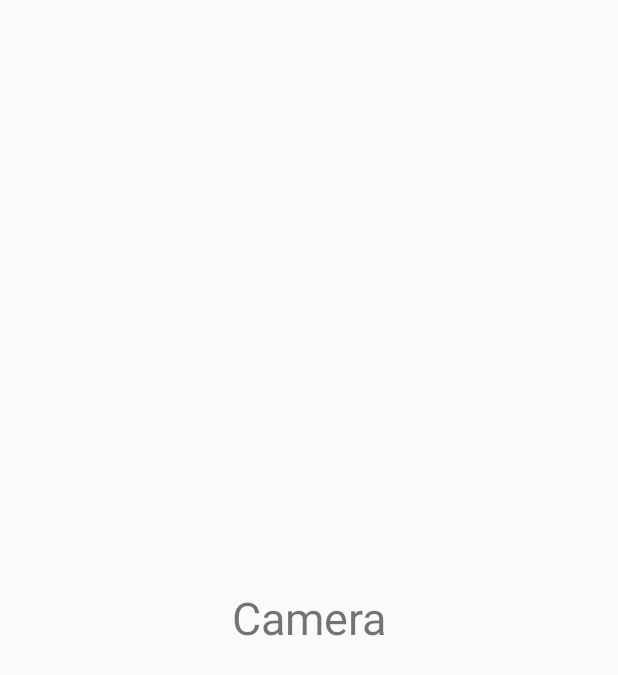
After one commit to gnryu/Cockmate, an Android app: the CameraActivity screen opened directly, with no data from a screen before it, on a phone screen of 412 x 824 dp. The commit adds this screen. Shown: the top 675 px of the screen. Run offline under Robolectric (Android 15) with nearby library versions, the phone set to English and light mode, and no system bars.

Commit message:
add CameraActivity - gnryu

```diff
--- a/app/src/main/AndroidManifest.xml
+++ b/app/src/main/AndroidManifest.xml
@@ -4,14 +4,14 @@
     package="com.example.cockmate">
 
     <uses-permission android:name="android.permission.INTERNET" />
-    <uses-permission android:name="android.permission.WRITE_EXTERNAL_STORAGE"/>
-    <uses-permission android:name="android.permission.CAMERA"/>
-    <uses-permission android:name="android.permission.READ_EXTERNAL_STORAGE"/>
-    <uses-permission android:name="android.hardware.camera" android:required="true"/>
-
+    <uses-permission android:name="android.permission.WRITE_EXTERNAL_STORAGE" />
+    <uses-permission android:name="android.permission.CAMERA" />
+    <uses-permission android:name="android.permission.READ_EXTERNAL_STORAGE" />
+    <uses-permission
+        android:name="android.hardware.camera"
+        android:required="true" />
 
     <application
-        android:usesCleartextTraffic="true"
         android:allowBackup="true"
         android:dataExtractionRules="@xml/data_extraction_rules"
         android:fullBackupContent="@xml/backup_rules"
@@ -20,7 +20,11 @@
         android:roundIcon="@mipmap/ic_launcher_round"
         android:supportsRtl="true"
         android:theme="@style/Theme.AppCompat.Light.NoActionBar"
+        android:usesCleartextTraffic="true"
         tools:targetApi="31">
+        <activity
+            android:name=".util.CameraActivity"
+            android:exported="false" />
         <activity
             android:name=".util.JoinActivity"
             android:exported="false" />
--- /dev/null
+++ b/app/src/main/java/com/example/cockmate/util/CameraActivity.java
@@ -0,0 +1,16 @@
+package com.example.cockmate.util;
+
+import androidx.appcompat.app.AppCompatActivity;
+
+import android.os.Bundle;
+
+import com.example.cockmate.R;
+
+public class CameraActivity extends AppCompatActivity {
+
+    @Override
+    protected void onCreate(Bundle savedInstanceState) {
+        super.onCreate(savedInstanceState);
+        setContentView(R.layout.activity_camera);
+    }
+}
--- a/app/src/main/java/com/example/cockmate/util/MainMenuHomeFragment.java
+++ b/app/src/main/java/com/example/cockmate/util/MainMenuHomeFragment.java
@@ -20,6 +20,16 @@ public class MainMenuHomeFragment extends Fragment {
     public View onCreateView(LayoutInflater inflater, ViewGroup container,
                              Bundle savedInstanceState) {
         View v = inflater.inflate(R.layout.fragment_main_menu_home, container, false);
+
+        findAlcohBtn = v.findViewById(R.id.find_alcoh_button);
+        findAlcohBtn.setOnClickListener(new View.OnClickListener() {
+            @Override
+            public void onClick(View view) {
+                Intent intent = new Intent(getActivity(), CameraActivity.class);
+                startActivity(intent);
+            }
+        });
+
         return v;
     }
 }
--- a/app/src/main/java/com/example/cockmate/util/MainMenuInfoFragment.java
+++ b/app/src/main/java/com/example/cockmate/util/MainMenuInfoFragment.java
@@ -39,7 +39,6 @@ public class MainMenuInfoFragment extends Fragment {
             @Override
             public void onClick(View view) {
                 Intent intent = new Intent(getActivity(), JoinActivity.class);
-//                Intent intent = new Intent(MainActivity.this, JoinActivity.class);
                 startActivity(intent);
 
             }
--- /dev/null
+++ b/app/src/main/res/layout/activity_camera.xml
@@ -0,0 +1,19 @@
+<?xml version="1.0" encoding="utf-8"?>
+<LinearLayout
+    xmlns:android="http://schemas.android.com/apk/res/android"
+    xmlns:app="http://schemas.android.com/apk/res-auto"
+    xmlns:tools="http://schemas.android.com/tools"
+    android:layout_width="match_parent"
+    android:layout_height="match_parent"
+    android:orientation="vertical"
+    android:gravity="center"
+    tools:context=".util.CameraActivity">
+
+    <TextView
+        android:layout_width="match_parent"
+        android:layout_height="match_parent"
+        android:text="Camera"
+        android:textSize="30sp"
+        android:gravity="center" />
+
+</LinearLayout>
```
Also changed, not shown: app/src/main/res/drawable/comment.png (added), app/src/main/res/drawable/home.png (added), app/src/main/res/drawable/star.png (added), app/src/main/res/drawable/user.png (added).
